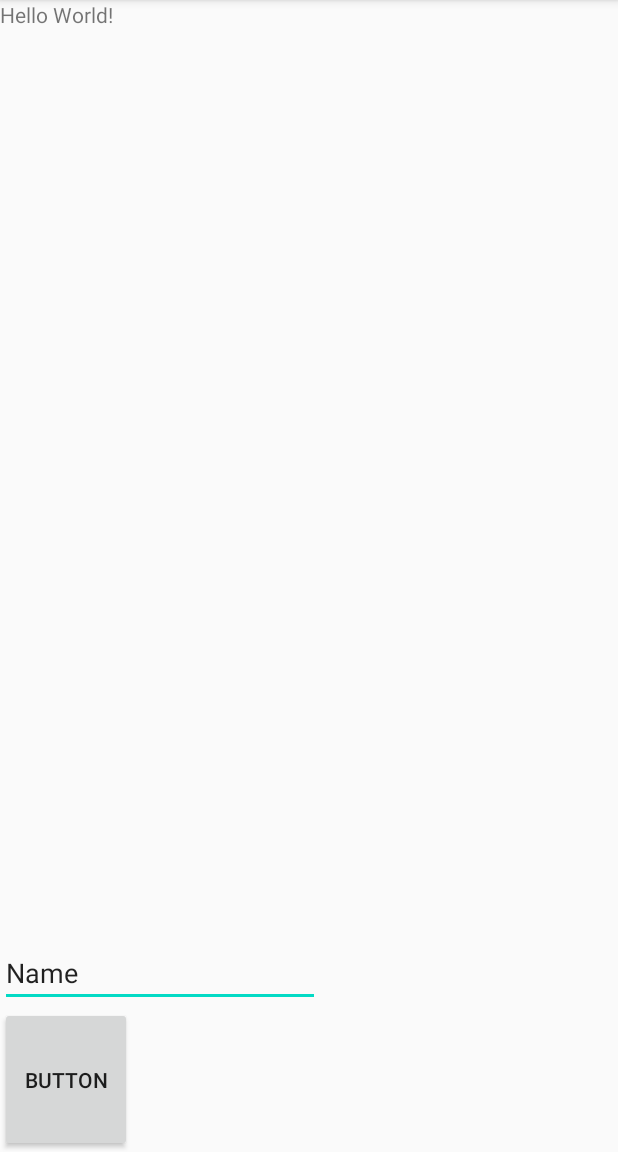
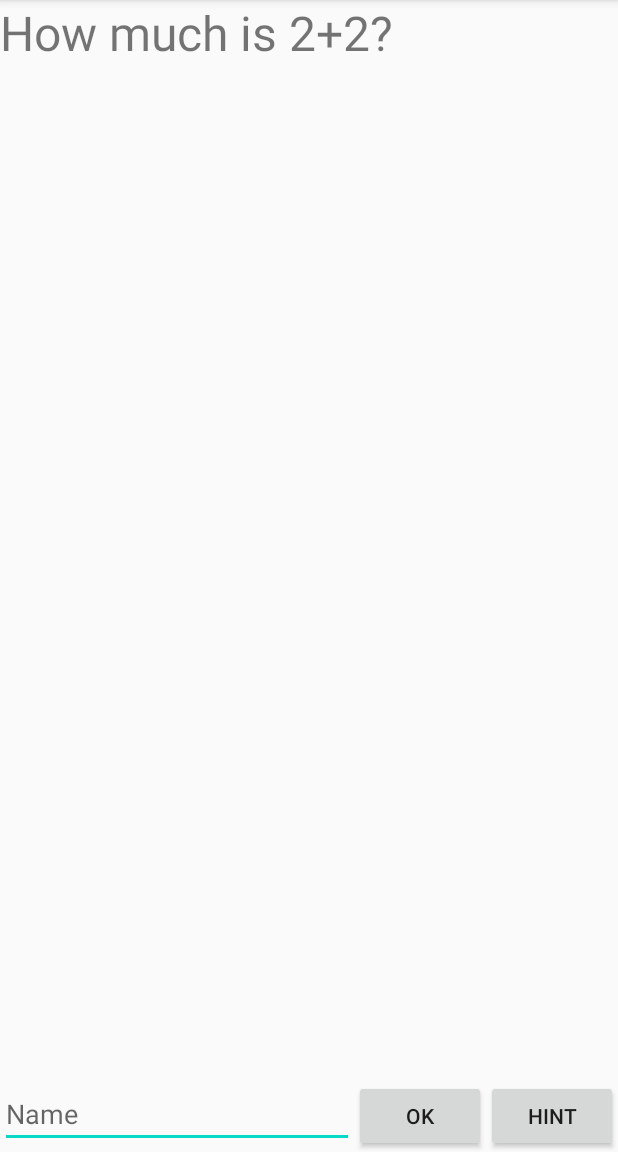
Before and after one commit to WillemDendauw/gebruikersinterfaces, an Android app: the screen it shows after launch (MainActivity), on a phone screen of 412 x 824 dp, the part 84-1236 px from its top. Run offline under Robolectric (Android 15) with nearby library versions, the phone set to English and light mode, and no system bars; our stand-ins replace data binding.

Commit message:
verder werken aan labo 1: quiz van mobiele toepassingen

```diff
--- a/Mobieleapps/Quiz/app/build.gradle
+++ b/Mobieleapps/Quiz/app/build.gradle
@@ -1,6 +1,7 @@
 apply plugin: 'com.android.application'
 apply plugin: 'kotlin-android'
 apply plugin: 'kotlin-android-extensions'
+apply plugin: 'kotlin-kapt'
 
 android {
     compileSdkVersion 29
@@ -23,6 +24,10 @@ android {
         }
     }
 
+    dataBinding {
+        enabled = true
+    }
+
 }
 
 dependencies {
@@ -34,4 +39,5 @@ dependencies {
     testImplementation 'junit:junit:4.12'
     androidTestImplementation 'androidx.test.ext:junit:1.1.1'
     androidTestImplementation 'androidx.test.espresso:espresso-core:3.2.0'
+    kapt 'com.android.databinding:compiler:3.1.4'
 }
--- a/Mobieleapps/Quiz/app/src/main/java/com/example/quiz/MainActivity.kt
+++ b/Mobieleapps/Quiz/app/src/main/java/com/example/quiz/MainActivity.kt
@@ -2,11 +2,29 @@ package com.example.quiz
 
 import androidx.appcompat.app.AppCompatActivity
 import android.os.Bundle
+import android.view.View
+import android.widget.Toast
+import androidx.databinding.DataBindingUtil
+import com.example.quiz.databinding.ActivityMainBinding
+import com.example.quiz.model.QuizMaster
 
 class MainActivity : AppCompatActivity() {
 
     override fun onCreate(savedInstanceState: Bundle?) {
         super.onCreate(savedInstanceState)
         setContentView(R.layout.activity_main)
+
+        val binding = DataBindingUtil.setContentView<ActivityMainBinding>(this, R.layout.activity_main)
+        binding.quizMaster = QuizMaster
+        binding.handler = this
+    }
+
+    fun onHintClick(){
+        val toast = Toast.makeText(applicationContext, "test", Toast.LENGTH_SHORT)
+        toast.show()
+    }
+
+    fun onOkClick(){
+
     }
 }
--- a/Mobieleapps/Quiz/app/src/main/res/layout/activity_main.xml
+++ b/Mobieleapps/Quiz/app/src/main/res/layout/activity_main.xml
@@ -1,7 +1,16 @@
 <?xml version="1.0" encoding="utf-8"?>
-<LinearLayout xmlns:android="http://schemas.android.com/apk/res/android"
+<layout xmlns:android="http://schemas.android.com/apk/res/android"
     xmlns:app="http://schemas.android.com/apk/res-auto"
-    xmlns:tools="http://schemas.android.com/tools"
+    xmlns:tools="http://schemas.android.com/tools">
+    <data>
+        <variable
+            name="handler"
+            type="com.example.quiz.MainActivity" />
+        <variable
+            name="quizMaster"
+            type="com.example.quiz.model.QuizMaster"/>
+    </data>
+    <LinearLayout
         android:layout_width="match_parent"
         android:layout_height="match_parent"
         tools:context=".MainActivity"
@@ -11,26 +20,38 @@
         <TextView
             android:id="@+id/question_textview"
             android:layout_width="match_parent"
-        android:layout_height="626dp"
-        android:text="Hello World!"
-        app:layout_constraintBottom_toBottomOf="parent"
-        app:layout_constraintLeft_toLeftOf="parent"
-        app:layout_constraintRight_toRightOf="parent"
-        app:layout_constraintTop_toTopOf="parent" />
+            android:layout_height="0dp"
+            android:layout_weight="1"
+            android:textSize="32sp"
+            android:text="@{quizMaster.currentQuestion.question}" />
+
+        <LinearLayout
+            android:layout_width="match_parent"
+            android:layout_height="wrap_content"
+            android:orientation="horizontal">
 
             <EditText
-        android:id="@+id/edittext"
-        android:layout_width="wrap_content"
+                android:id="@+id/answer_edit_text"
+                android:layout_width="0dp"
                 android:layout_height="wrap_content"
-        android:ems="10"
+                android:layout_weight="1"
                 android:inputType="textPersonName"
-        android:text="Name" />
+                android:hint="@string/edittext_text" />
 
             <Button
                 android:id="@+id/ok_button"
                 android:layout_width="wrap_content"
                 android:layout_height="wrap_content"
-        android:layout_weight="1"
-        android:text="Button" />
+                android:text="@string/ok_button_text" />
+
+            <Button
+                android:id="@+id/hint_button"
+                android:layout_width="wrap_content"
+                android:layout_height="wrap_content"
+                android:text="@string/hint_button_text"
+                android:onClick="@{() -> handler.onHintClick()}"/>
 
         </LinearLayout>
+
+    </LinearLayout>
+</layout>
--- a/Mobieleapps/Quiz/app/src/main/res/values/strings.xml
+++ b/Mobieleapps/Quiz/app/src/main/res/values/strings.xml
@@ -1,3 +1,7 @@
 <resources>
     <string name="app_name">Quiz</string>
+    <string name="ok_button_text">OK</string>
+    <string name="hint_button_text">HINT</string>
+    <string name="edittext_text">Name</string>
+    <string name="question_placeholder">this is a placeholder question</string>
 </resources>
```
Also changed, not shown: 1 other file. Lines whose indentation alone changed are shown as unchanged.
